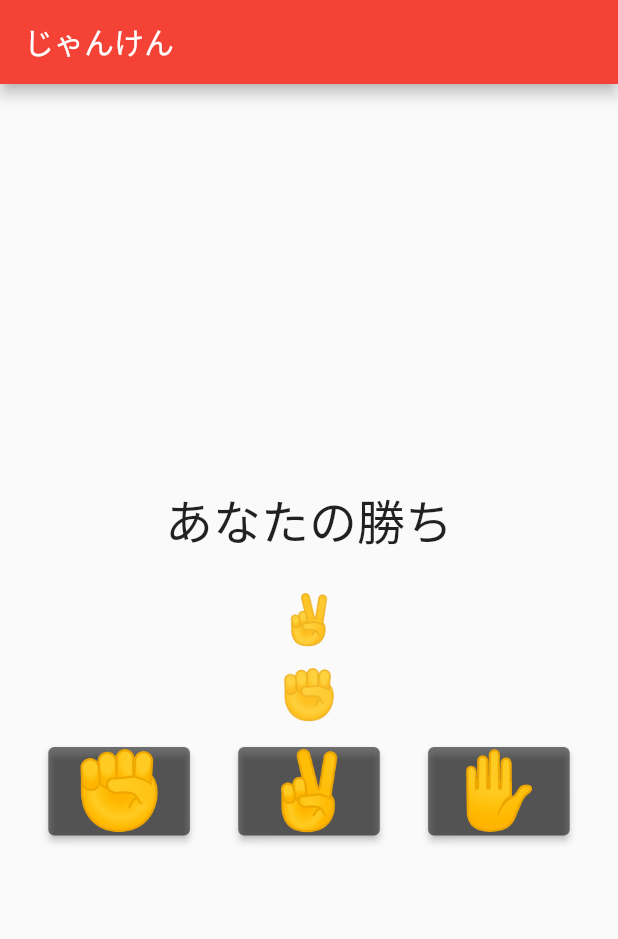
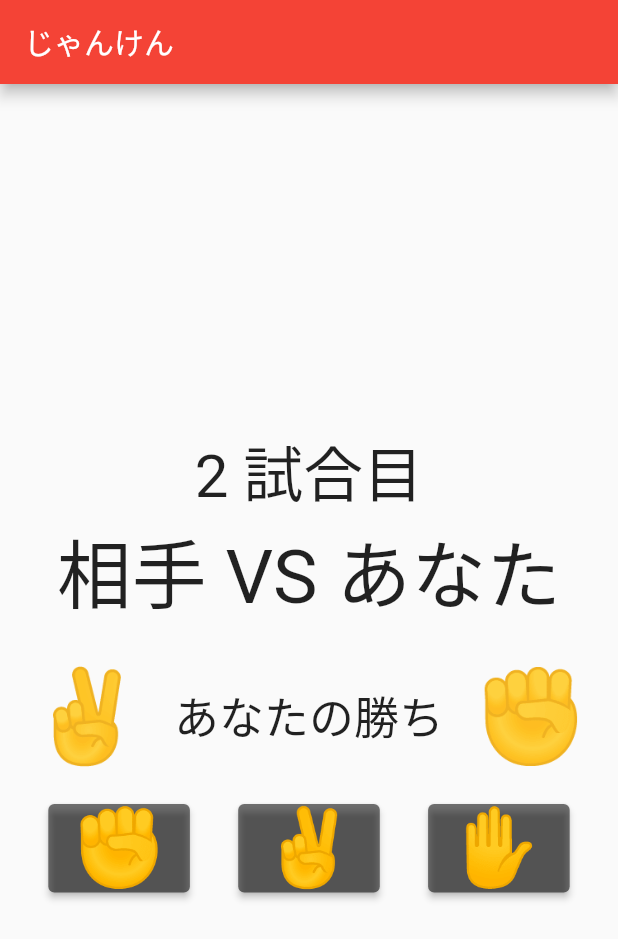
Before and after one commit to rio-go/janken_flutter, a Flutter app: the screen it shows after launch, after a tap on an icon or button, on a phone screen of 412 x 824 dp. Shown: the top 939 px of the screen. Run offline on Flutter 3.47's test engine with Material 2 defaults, Android fonts, the phone set to English and light mode, and no system bars.

Commit message:
5回勝負完成！

```diff
--- a/lib/main.dart
+++ b/lib/main.dart
@@ -39,9 +39,15 @@ const String choki = '✌️';
 const String paa = '✋';
 
 class _JankenPageState extends State<JankenPage> {
-  String myHand = goo;
-  String computerHand = goo;
-  String result = '引き分け';
+  String myHand = '';
+  String computerHand = '';
+  String result = '';
+
+  int _computer = 0;
+  int _me = 0;
+  int _total = 1;
+  bool _visible1 = false;
+  bool _visible2 = true;
 
   void selectHand(String selectedHand) {
     myHand = selectedHand;
@@ -59,12 +65,27 @@ class _JankenPageState extends State<JankenPage> {
   void judge() {
     if (myHand == computerHand) {
       result = '引き分け';
+      setState(() {
+        _total++;
+      });
     } else if (myHand == goo && computerHand == choki ||
         myHand == choki && computerHand == paa ||
         myHand == paa && computerHand == choki) {
+      setState(() {
+        _me++;
+        _total++;
+      });
       result = 'あなたの勝ち';
     } else {
+      setState(() {
+        _computer++;
+        _total++;
+      });
       result = 'あなたの負け';
+    }
+    if (_total == 5) {
+      _visible1 = true;
+      _visible2 = false;
     }
   }
 
@@ -92,28 +113,79 @@ class _JankenPageState extends State<JankenPage> {
         child: Column(
           mainAxisAlignment: MainAxisAlignment.center,
           children: [
+            Visibility(
+              visible: _visible2,
+              child: Text(
+                '$_total 試合目',
+                style: const TextStyle(
+                  fontSize: 40,
+                ),
+              ),
+            ),
+            const Text(
+              '相手 VS あなた',
+              style: TextStyle(
+                fontSize: 50,
+              ),
+            ),
+            const SizedBox(height: 12),
+            Visibility(
+                visible: _visible1,
+                child: Column(
+                  children: [
+                    Text(
+                      '$_computer 対 $_me',
+                      style: const TextStyle(
+                        fontSize: 60,
+                      ),
+                    ),
+                    ElevatedButton(
+                      style: ElevatedButton.styleFrom(
+                        backgroundColor: Colors.black54,
+                      ),
+                      child: const Text(
+                        'リセット',
+                        style: TextStyle(
+                          fontSize: 50,
+                        ),
+                      ),
+                      onPressed: () {
+                        Reset();
+                      },
+                    ),
+                  ],
+                )),
+            const SizedBox(height: 12),
+            Visibility(
+              visible: _visible2,
+              child: Row(
+                mainAxisAlignment: MainAxisAlignment.spaceEvenly,
+                children: [
+                  Text(
+                    computerHand,
+                    style: const TextStyle(
+                      fontSize: 60,
+                    ),
+                  ),
                   Text(
                     result,
                     style: const TextStyle(
-                fontSize: 32,
+                      fontSize: 30,
+                    ),
+                  ),
+                  Text(
+                    myHand,
+                    style: const TextStyle(
+                      fontSize: 60,
+                    ),
+                  ),
+                ],
               ),
             ),
             const SizedBox(height: 24),
-            Text(
-              computerHand,
-              style: const TextStyle(
-                fontSize: 32,
-              ),
-            ),
-            const SizedBox(height: 12),
-            Text(
-              myHand,
-              style: const TextStyle(
-                fontSize: 32,
-              ),
-            ),
-            const SizedBox(height: 16),
-            Row(
+            Visibility(
+              visible: _visible2,
+              child: Row(
                 mainAxisAlignment: MainAxisAlignment.spaceEvenly,
                 children: [
                   ElevatedButton(
@@ -162,9 +234,19 @@ class _JankenPageState extends State<JankenPage> {
                   ),
                 ],
               ),
+            ),
           ],
         ),
       ),
     );
   }
+
+  void Reset() {
+    _computer = 0;
+    _me = 0;
+    _total = 1;
+    _visible1 = false;
+    _visible2 = true;
+    setState(() {});
   }
+}
```
Lines whose indentation alone changed are shown as unchanged.
